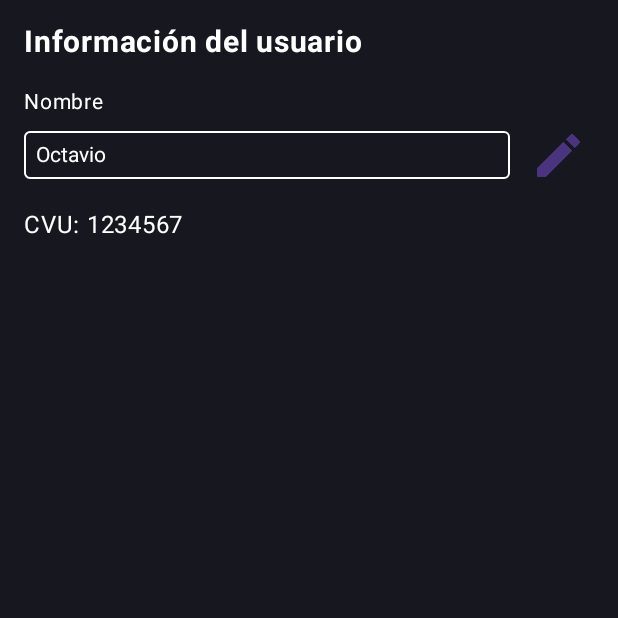
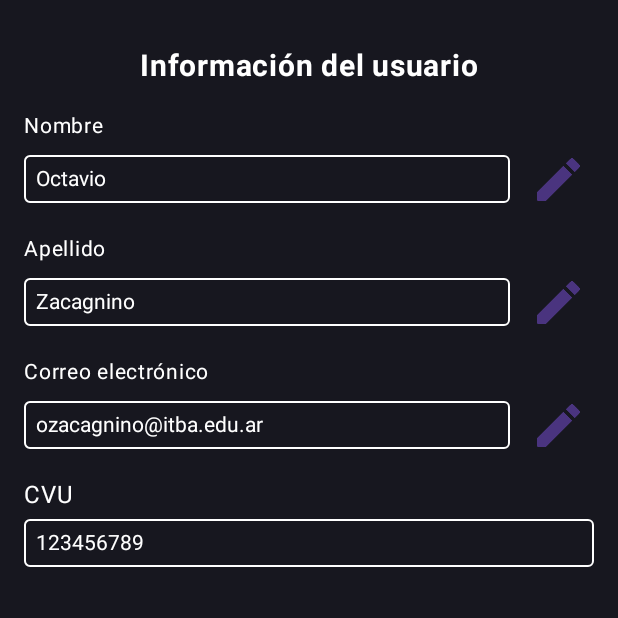
Before and after one commit to za0sec/tp3-hci, an Android app built with Jetpack Compose: the ProfileScreen screen opened through its navigation route, on a phone screen of 412 x 824 dp, the top half of it. Run offline under Robolectric (Android 15) with nearby library versions, the phone set to English and light mode, and no system bars.

Commit message:
Profile.kt almost finished

```diff
--- a/app/src/main/java/com/example/app_grupo13/ui/screens/Profile.kt
+++ b/app/src/main/java/com/example/app_grupo13/ui/screens/Profile.kt
@@ -27,13 +27,17 @@ import com.example.app_grupo13.R
 import com.example.app_grupo13.ui.components.NavBar
 
 @Composable
-fun ProfileScreen(navController: NavController){
+fun ProfileScreen(navController: NavController) {
     Column(
         modifier = Modifier
             .fillMaxSize()
             .background(Color(0xFF17171F))
             .padding(16.dp)
-    ){
+    ) {
+        Box(
+            modifier = Modifier.fillMaxWidth().padding(top = 16.dp),
+            contentAlignment = Alignment.Center
+        ) {
             Text(
                 text = "Información del usuario",
                 color = Color.White,
@@ -41,16 +45,22 @@ fun ProfileScreen(navController: NavController){
                 fontWeight = FontWeight.Bold,
                 modifier = Modifier.padding(bottom = 16.dp)
             )
+        }
         var nombre by remember {
-            mutableStateOf("Octavio") }
+            mutableStateOf("Octavio")
+        }
         var apellido by remember {
-            mutableStateOf("") }
+            mutableStateOf("Zacagnino")
+        }
         var correo by remember {
-            mutableStateOf("") }
+            mutableStateOf("ozacagnino@itba.edu.ar")
+        }
         var alias by remember {
-            mutableStateOf("") }
+            mutableStateOf("ozacagnino")
+        }
         var cvu by remember {
-            mutableStateOf("1234567") }
+            mutableStateOf("123456789")
+        }
 
         Text(
             text = "Nombre",
@@ -58,14 +68,18 @@ fun ProfileScreen(navController: NavController){
             fontSize = 14.sp,
             modifier = Modifier.padding(bottom = 4.dp)
         )
+
+        var isNombreEditable by remember { mutableStateOf(false) } // Estado de edición para Apellido
+
         Row(
             modifier = Modifier.fillMaxWidth(),
             verticalAlignment = Alignment.CenterVertically
-        ){
+        ) {
             BasicTextField(
                 value = nombre,
                 onValueChange = { nombre = it },
                 modifier = Modifier.weight(1f),
+                readOnly = !isNombreEditable,
                 textStyle = TextStyle(color = Color.White),
                 decorationBox = { innerTextField ->
                     Box(
@@ -79,7 +93,8 @@ fun ProfileScreen(navController: NavController){
                 }
             )
             Spacer(modifier = Modifier.width(8.dp))
-            IconButton(onClick = {},
+            IconButton(
+                onClick = { isNombreEditable = !isNombreEditable },
                 modifier = Modifier.height(38.dp).wrapContentSize()
             ) {
                 Icon(
@@ -90,14 +105,138 @@ fun ProfileScreen(navController: NavController){
             }
         }
 
-        //agregar aca apellido, correo, alias
+        // Espacio entre Nombre y Apellido
+        Spacer(modifier = Modifier.height(16.dp))
 
 
+        // Subtítulo "Apellido"
         Text(
-            text = "CVU: $cvu",
+            text = "Apellido",
             color = Color.White,
-            modifier = Modifier.padding(top = 16.dp)
+            fontSize = 14.sp,
+            modifier = Modifier.padding(bottom = 4.dp)
         )
+
+        // Campo Apellido con icono
+        var isApellidoEditable by remember { mutableStateOf(false) } // Estado de edición para Apellido
+
+        Row(
+            modifier = Modifier.fillMaxWidth(),
+            verticalAlignment = Alignment.CenterVertically
+        ) {
+            BasicTextField(
+                value = apellido,
+                onValueChange = { apellido = it },
+                textStyle = TextStyle(color = Color.White),
+                readOnly = !isApellidoEditable, // Controla la edición
+                modifier = Modifier.weight(1f),
+                decorationBox = @Composable { innerTextField ->
+                    Box(
+                        modifier = Modifier
+                            .border(1.dp, Color.White, RoundedCornerShape(4.dp))
+                            .background(Color.Transparent)
+                            .padding(8.dp)
+                    ) {
+                        innerTextField()
+                    }
+                }
+            )
+            Spacer(modifier = Modifier.width(8.dp))
+            IconButton(
+                onClick = {
+                    isApellidoEditable = !isApellidoEditable
+                }, // Cambia el estado de edición
+                modifier = Modifier.height(38.dp).wrapContentSize()
+            ) {
+                Icon(
+                    painter = painterResource(id = R.drawable.ic_edit),
+                    contentDescription = "Editar",
+                    tint = Color(0xFF4A347F)
+                )
+            }
+        }
+
+
+        // Espacio entre Apellido y Mail
+        Spacer(modifier = Modifier.height(16.dp))
+
+
+        // Subtítulo "Apellido"
+        Text(
+            text = "Correo electrónico",
+            color = Color.White,
+            fontSize = 14.sp,
+            modifier = Modifier.padding(bottom = 4.dp)
+        )
+
+        // Campo Apellido con icono
+        var isCorreoEditable by remember { mutableStateOf(false) } // Estado de edición para Apellido
+
+        Row(
+            modifier = Modifier.fillMaxWidth(),
+            verticalAlignment = Alignment.CenterVertically
+        ) {
+            BasicTextField(
+                value = correo,
+                onValueChange = { correo = it },
+                textStyle = TextStyle(color = Color.White),
+                readOnly = !isCorreoEditable, // Controla la edición
+                modifier = Modifier.weight(1f),
+                decorationBox = @Composable { innerTextField ->
+                    Box(
+                        modifier = Modifier
+                            .border(1.dp, Color.White, RoundedCornerShape(4.dp))
+                            .background(Color.Transparent)
+                            .padding(8.dp)
+                    ) {
+                        innerTextField()
+                    }
+                }
+            )
+            Spacer(modifier = Modifier.width(8.dp))
+            IconButton(
+                onClick = { isCorreoEditable = !isCorreoEditable }, // Cambia el estado de edición
+                modifier = Modifier.height(38.dp).wrapContentSize()
+            ) {
+                Icon(
+                    painter = painterResource(id = R.drawable.ic_edit),
+                    contentDescription = "Editar",
+                    tint = Color(0xFF4A347F)
+                )
+            }
+        }
+
+        // Espacio entre Mail y CVU
+        Spacer(modifier = Modifier.height(16.dp))
+
+        Text(
+            text = "CVU",
+            color = Color.White,
+            modifier = Modifier.padding(bottom = 4.dp)
+        )
+
+        Row(
+            modifier = Modifier.fillMaxWidth(),
+            verticalAlignment = Alignment.CenterVertically
+        ) {
+            BasicTextField(
+                value = cvu,
+                onValueChange = { correo = it },
+                textStyle = TextStyle(color = Color.White),
+                readOnly = true, // Controla la edición
+                modifier = Modifier.weight(1f),
+                decorationBox = @Composable { innerTextField ->
+                    Box(
+                        modifier = Modifier
+                            .border(1.dp, Color.White, RoundedCornerShape(4.dp))
+                            .background(Color.Transparent)
+                            .padding(8.dp)
+                    ) {
+                        innerTextField()
+                    }
+                }
+            )
+        }
 
     }
 }
```
Lines whose indentation alone changed are shown as unchanged.
